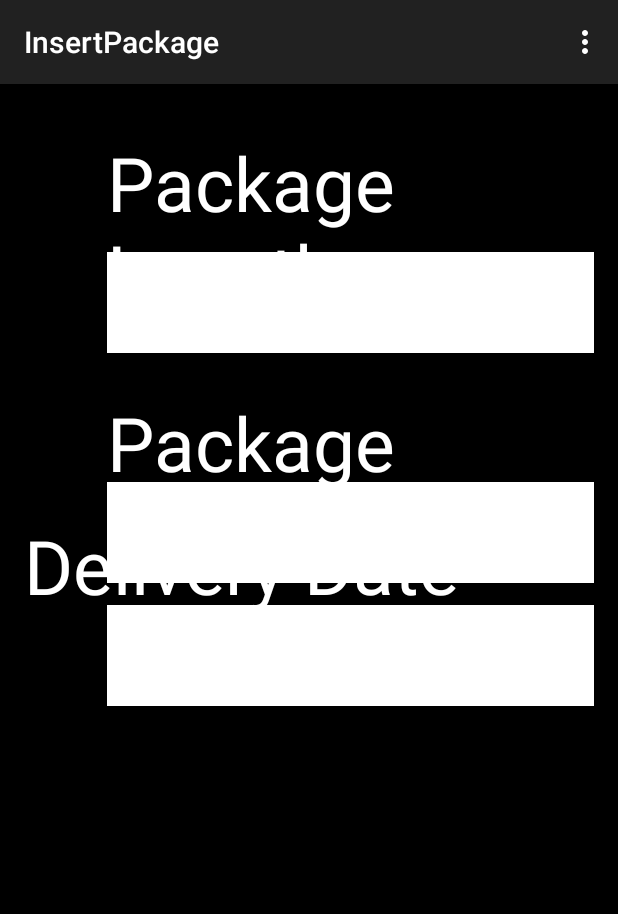
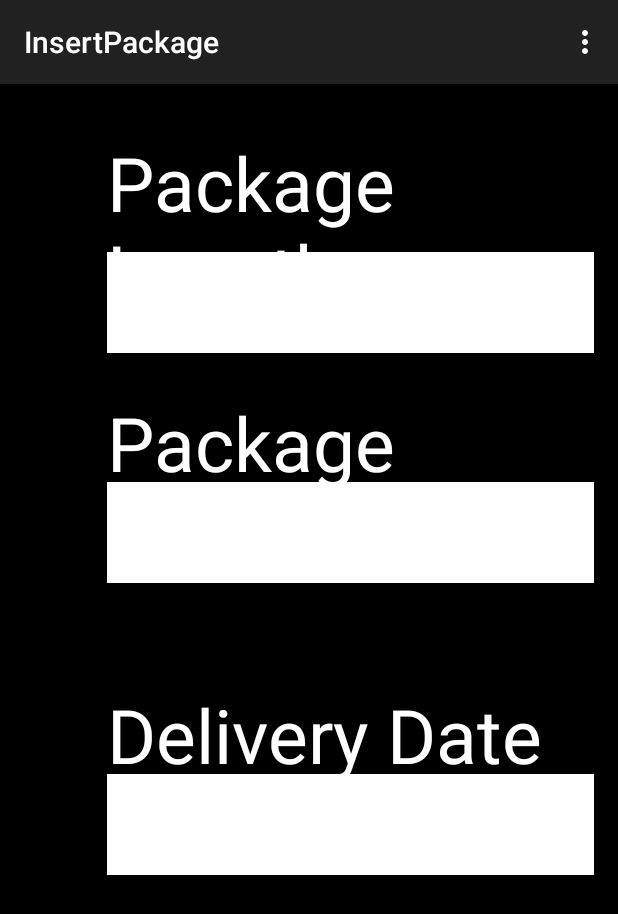
Before and after one commit to emmanuelrs/AnalisisProject, an Android app: the InsertPackage screen opened directly, with no data from a screen before it, on a phone screen of 412 x 824 dp. Shown: the top 914 px of the screen. Run offline under Robolectric (Android 15) with nearby library versions, the phone set to English and light mode, and no system bars.

Commit message:
Ultimo commit!!!

```diff
--- a/PackagesApp/app/src/main/res/layout/activity_insert_package.xml
+++ b/PackagesApp/app/src/main/res/layout/activity_insert_package.xml
@@ -71,9 +71,10 @@
         android:height="80dp"
         android:textSize="50dp"
         android:background="#FFFFFF"
-        android:layout_below="@+id/txtDeliveryDateP"
+        android:layout_above="@+id/btnInsertP"
         android:layout_alignLeft="@+id/inputPHeight"
-        android:layout_alignStart="@+id/inputPHeight" />
+        android:layout_alignStart="@+id/inputPHeight"
+        android:layout_marginBottom="71dp" />
 
     <Spinner
         android:layout_width="wrap_content"
@@ -148,9 +149,9 @@
         android:height="60dp"
         android:textColor="#ffffffff"
         android:textSize="50dp"
-        android:layout_below="@+id/spinner"
-        android:layout_toLeftOf="@+id/btnInsertP"
-        android:layout_toStartOf="@+id/btnInsertP" />
+        android:layout_above="@+id/inputDiasEntrega"
+        android:layout_alignLeft="@+id/inputDiasEntrega"
+        android:layout_alignStart="@+id/inputDiasEntrega" />
 
     <TextView
         android:layout_width="wrap_content"
--- a/PackagesApp/app/src/main/res/layout/activity_main.xml
+++ b/PackagesApp/app/src/main/res/layout/activity_main.xml
@@ -170,7 +170,9 @@
         android:width="250dp"
         android:onClick="generate"
         android:layout_alignParentBottom="true"
-        android:layout_alignParentRight="true"
-        android:layout_alignParentEnd="true" />
+        android:layout_alignRight="@+id/ViewR"
+        android:layout_alignEnd="@+id/ViewR"
+        android:layout_alignLeft="@+id/ViewR"
+        android:layout_alignStart="@+id/ViewR" />
 
 </RelativeLayout>
```
Also changed, not shown: 2 other files.
